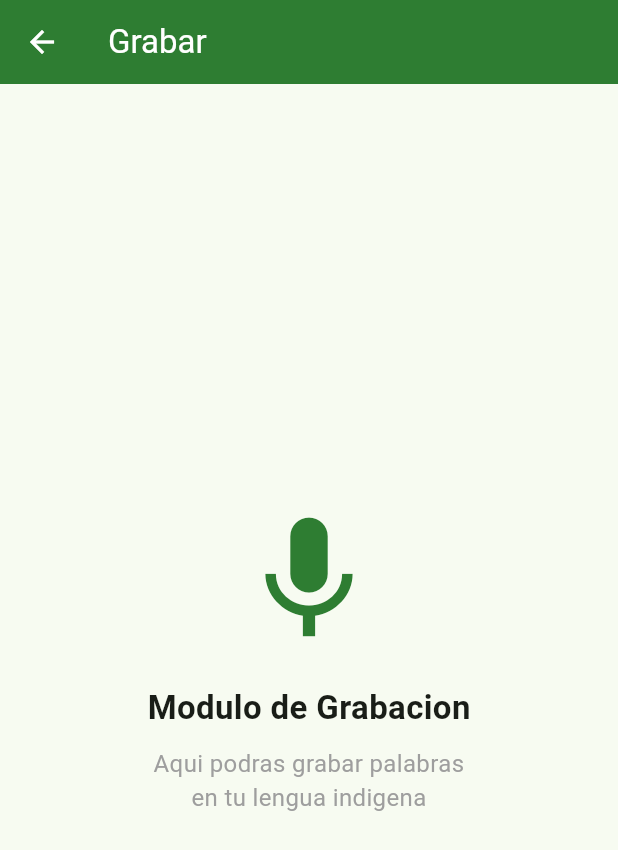
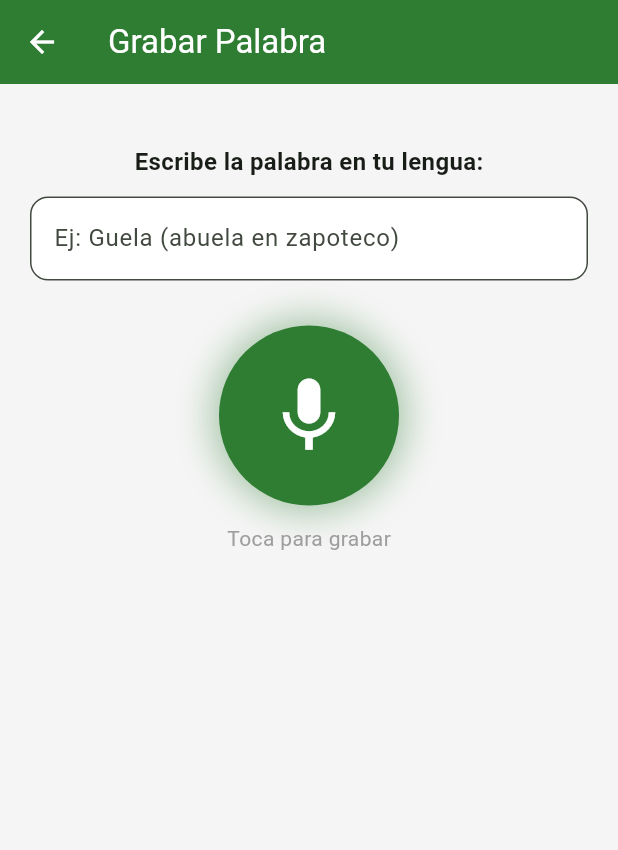
Before and after one commit to UbaldoDev/tonalli-app, a Flutter app: the PantallaGrabar screen opened directly, on a phone screen of 412 x 824 dp. Shown: the top 850 px of the screen. Run offline on Flutter 3.47's test engine with Material 3 defaults, Android fonts, the phone set to English and light mode, and no system bars.

Commit message:
feat: pantalla de grabacion funcional

```diff
--- a/lib/main.dart
+++ b/lib/main.dart
@@ -81,7 +81,7 @@ class PantallaHome extends StatelessWidget {
                 children: [
                   _ModuloCard(icono: Icons.mic, titulo: 'Grabar', subtitulo: 'Preserva tu voz', color: const Color(0xFF2E7D32), onTap: () => Navigator.push(context, MaterialPageRoute(builder: (_) => const PantallaGrabar()))),
                   _ModuloCard(icono: Icons.menu_book, titulo: 'Aprender', subtitulo: 'Lecciones interactivas', color: const Color(0xFF1565C0), onTap: () => Navigator.push(context, MaterialPageRoute(builder: (_) => const PantallaAprender()))),
-                  _ModuloCard(icono: Icons.translate, titulo: 'Traducir', subtitulo: 'Espanol a lengua', color: const Color(0xFF6A1B9A), onTap: () => Navigator.push(context, MaterialPageRoute(builder: (_) => const PantallaTraduccir()))),
+                  _ModuloCard(icono: Icons.translate, titulo: 'Traducir', subtitulo: 'Espanol a lengua', color: const Color(0xFF6A1B9A), onTap: () => Navigator.push(context, MaterialPageRoute(builder: (_) => const PantallaTraducir()))),
                   _ModuloCard(icono: Icons.person, titulo: 'Perfil', subtitulo: 'Tu progreso', color: const Color(0xFFE65100), onTap: () => Navigator.push(context, MaterialPageRoute(builder: (_) => const PantallaPerfil()))),
                 ],
               ),
@@ -123,13 +123,88 @@ class _ModuloCard extends StatelessWidget {
   }
 }
 
-class PantallaGrabar extends StatelessWidget {
+class PantallaGrabar extends StatefulWidget {
   const PantallaGrabar({super.key});
+  @override
+  State<PantallaGrabar> createState() => _PantallaGrabarState();
+}
+
+class _PantallaGrabarState extends State<PantallaGrabar> {
+  bool grabando = false;
+  List<String> grabaciones = [];
+  final TextEditingController _palabraController = TextEditingController();
+
   @override
   Widget build(BuildContext context) {
     return Scaffold(
-      appBar: AppBar(backgroundColor: const Color(0xFF2E7D32), title: const Text('Grabar', style: TextStyle(color: Colors.white)), iconTheme: const IconThemeData(color: Colors.white)),
-      body: const Center(child: Column(mainAxisAlignment: MainAxisAlignment.center, children: [Icon(Icons.mic, size: 100, color: Color(0xFF2E7D32)), SizedBox(height: 20), Text('Modulo de Grabacion', style: TextStyle(fontSize: 22, fontWeight: FontWeight.bold)), SizedBox(height: 10), Text('Aqui podras grabar palabras\nen tu lengua indigena', textAlign: TextAlign.center, style: TextStyle(fontSize: 16, color: Colors.grey))])),
+      backgroundColor: const Color(0xFFF5F5F5),
+      appBar: AppBar(
+        backgroundColor: const Color(0xFF2E7D32),
+        title: const Text('Grabar Palabra', style: TextStyle(color: Colors.white)),
+        iconTheme: const IconThemeData(color: Colors.white),
+      ),
+      body: Padding(
+        padding: const EdgeInsets.all(20),
+        child: Column(
+          children: [
+            const SizedBox(height: 20),
+            const Text('Escribe la palabra en tu lengua:', style: TextStyle(fontSize: 16, fontWeight: FontWeight.bold)),
+            const SizedBox(height: 12),
+            TextField(
+              controller: _palabraController,
+              decoration: InputDecoration(
+                hintText: 'Ej: Guela (abuela en zapoteco)',
+                border: OutlineInputBorder(borderRadius: BorderRadius.circular(12)),
+                filled: true,
+                fillColor: Colors.white,
+              ),
+            ),
+            const SizedBox(height: 30),
+            GestureDetector(
+              onTap: () {
+                setState(() { grabando = !grabando; });
+                if (!grabando && _palabraController.text.isNotEmpty) {
+                  setState(() {
+                    grabaciones.add(_palabraController.text);
+                    _palabraController.clear();
+                  });
+                }
+              },
+              child: Container(
+                width: 120,
+                height: 120,
+                decoration: BoxDecoration(
+                  color: grabando ? Colors.red : const Color(0xFF2E7D32),
+                  shape: BoxShape.circle,
+                  boxShadow: [BoxShadow(color: (grabando ? Colors.red : const Color(0xFF2E7D32)).withOpacity(0.4), blurRadius: 20, spreadRadius: 5)],
+                ),
+                child: Icon(grabando ? Icons.stop : Icons.mic, size: 60, color: Colors.white),
+              ),
+            ),
+            const SizedBox(height: 12),
+            Text(grabando ? 'Grabando... toca para detener' : 'Toca para grabar', style: TextStyle(fontSize: 14, color: grabando ? Colors.red : Colors.grey)),
+            const SizedBox(height: 30),
+            if (grabaciones.isNotEmpty) ...[
+              const Text('Palabras grabadas:', style: TextStyle(fontSize: 16, fontWeight: FontWeight.bold)),
+              const SizedBox(height: 10),
+              Expanded(
+                child: ListView.builder(
+                  itemCount: grabaciones.length,
+                  itemBuilder: (context, index) {
+                    return Card(
+                      child: ListTile(
+                        leading: const Icon(Icons.mic, color: Color(0xFF2E7D32)),
+                        title: Text(grabaciones[index]),
+                        trailing: const Icon(Icons.play_arrow, color: Color(0xFF2E7D32)),
+                      ),
+                    );
+                  },
+                ),
+              ),
+            ],
+          ],
+        ),
+      ),
     );
   }
 }
@@ -145,8 +220,8 @@ class PantallaAprender extends StatelessWidget {
   }
 }
 
-class PantallaTraduccir extends StatelessWidget {
-  const PantallaTraduccir({super.key});
+class PantallaTraducir extends StatelessWidget {
+  const PantallaTraducir({super.key});
   @override
   Widget build(BuildContext context) {
     return Scaffold(
```
